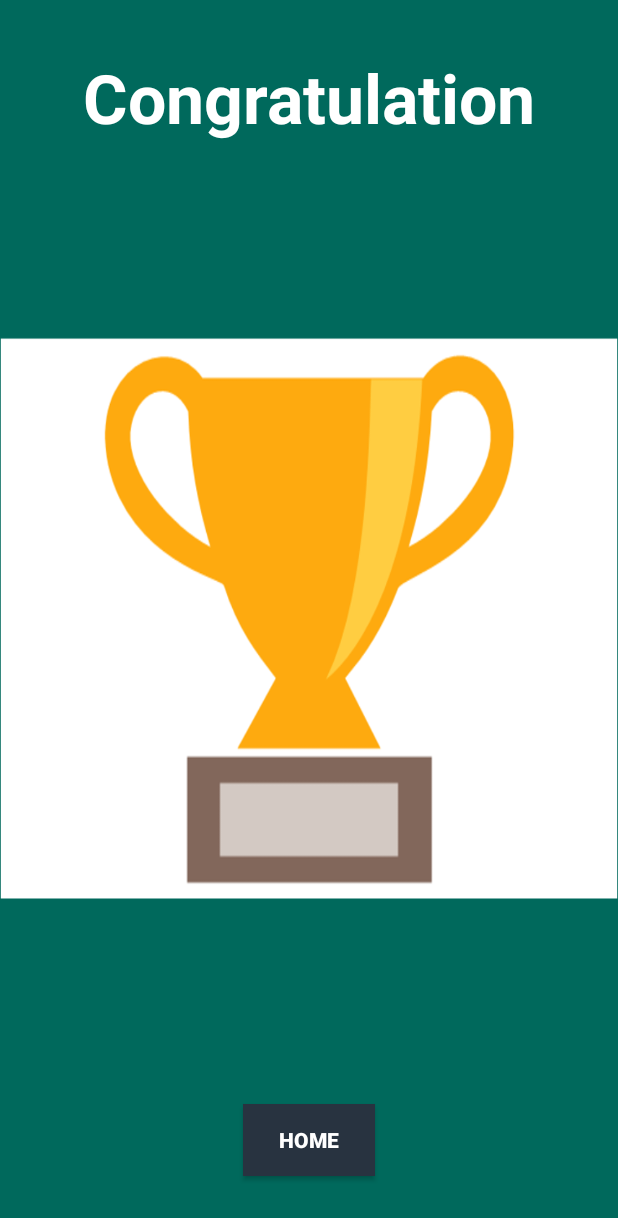
After one commit to Binary-Team/Rachma-Android, an Android app: the Winner screen opened directly, with no data from a screen before it, on a phone screen of 412 x 824 dp. The commit adds this screen. Shown: the top 1218 px of the screen. Run offline under Robolectric (Android 15) with nearby library versions, the phone set to English and light mode, and no system bars.

Commit message:
Belote ScoreBoard : redirection to winner UI when the game is over

```diff
--- a/app/src/main/AndroidManifest.xml
+++ b/app/src/main/AndroidManifest.xml
@@ -20,7 +20,8 @@
         <activity android:name=".RummySetting" />
         <activity android:name=".BeloteSetting" />
         <activity android:name=".RummyScoreboard" />
-        <activity android:name=".BeloteScoreBoard"></activity>
+        <activity android:name=".BeloteScoreBoard" />
+        <activity android:name=".Winner"></activity>
     </application>
 
 </manifest>
--- /dev/null
+++ b/app/src/main/java/rachma/tn/team/binary/rachma/Winner.java
@@ -0,0 +1,24 @@
+package rachma.tn.team.binary.rachma;
+
+import android.content.Intent;
+import android.os.Bundle;
+import android.support.v7.app.AppCompatActivity;
+import android.view.View;
+import android.widget.Button;
+
+public class Winner extends AppCompatActivity {
+
+    @Override
+    protected void onCreate(Bundle savedInstanceState) {
+        super.onCreate(savedInstanceState);
+        setContentView(R.layout.activity_winner);
+        Button home = (Button) findViewById(R.id.home);
+        home.setOnClickListener(new View.OnClickListener() {
+            @Override
+            public void onClick(View v) {
+                Intent home = new Intent(getApplicationContext(), FirstMenu.class);
+                startActivity(home);
+            }
+        });
+    }
+}
--- /dev/null
+++ b/app/src/main/res/layout/activity_winner.xml
@@ -0,0 +1,43 @@
+<?xml version="1.0" encoding="utf-8"?>
+<android.support.constraint.ConstraintLayout xmlns:android="http://schemas.android.com/apk/res/android"
+    xmlns:app="http://schemas.android.com/apk/res-auto"
+    xmlns:tools="http://schemas.android.com/tools"
+    android:layout_width="match_parent"
+    android:layout_height="match_parent"
+    android:background="@drawable/winner"
+    tools:context="rachma.tn.team.binary.rachma.Winner">
+
+    <Button
+        android:id="@+id/home"
+        android:layout_width="wrap_content"
+        android:layout_height="wrap_content"
+        android:layout_marginBottom="8dp"
+        android:layout_marginTop="8dp"
+        android:background="@color/bluebt"
+        android:text="Home"
+        android:textColor="@android:color/white"
+        android:textStyle="bold"
+        app:layout_constraintBottom_toBottomOf="parent"
+        app:layout_constraintLeft_toLeftOf="parent"
+        app:layout_constraintRight_toRightOf="parent"
+        app:layout_constraintTop_toTopOf="parent"
+        app:layout_constraintVertical_bias="0.958" />
+
+    <TextView
+        android:id="@+id/textView"
+        android:layout_width="wrap_content"
+        android:layout_height="wrap_content"
+        android:layout_marginBottom="8dp"
+        android:layout_marginTop="8dp"
+        android:text="Congratulation"
+        android:textAlignment="center"
+        android:textAllCaps="false"
+        android:textAppearance="@style/TextAppearance.AppCompat.Display2"
+        android:textColor="@android:color/white"
+        android:textStyle="bold"
+        app:layout_constraintBottom_toBottomOf="parent"
+        app:layout_constraintLeft_toLeftOf="parent"
+        app:layout_constraintRight_toRightOf="parent"
+        app:layout_constraintTop_toTopOf="parent"
+        app:layout_constraintVertical_bias="0.036" />
+</android.support.constraint.ConstraintLayout>
```
Also changed, not shown: app/src/main/java/rachma/tn/team/binary/rachma/BeloteScoreBoard.java (+18 -8 lines), app/src/main/res/layout/activity_belote_score_board.xml (+0 -18 lines), app/src/main/res/drawable/winner.png (added).
